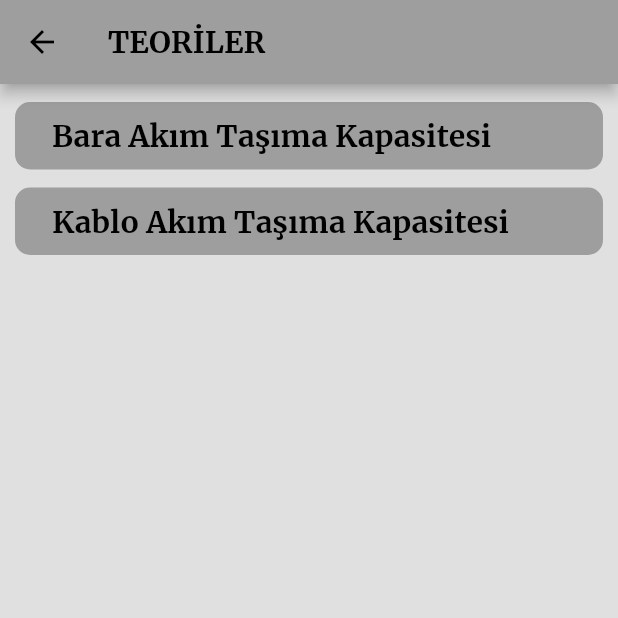
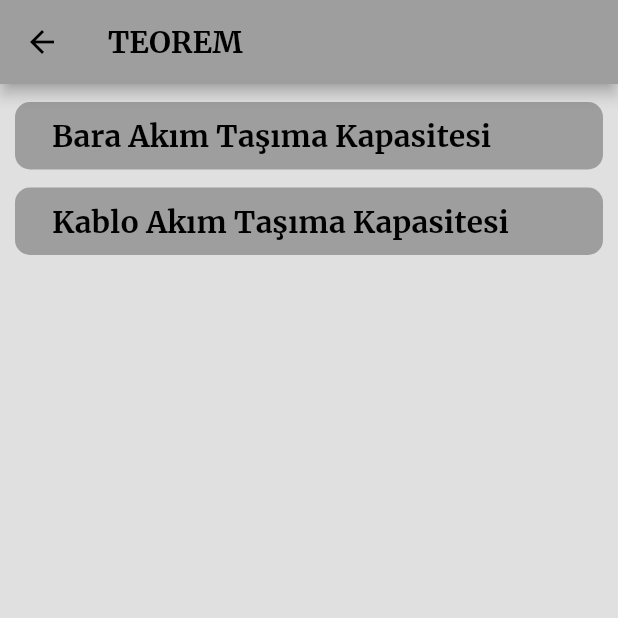
Before and after one commit to akbasmert/Flutter-ile-gerilim-dusumu-hesabi, a Flutter app: the teoriHome screen opened directly, on a phone screen of 412 x 824 dp, the top half of it. Run offline on Flutter 3.47's test engine with Material 2 defaults, Android fonts, the phone set to English and light mode, and no system bars; our stand-ins replace curved_navigation_bar, google_fonts, shared_preferences; accounts and stored records are empty.

Commit message:
baslıklarda düzeltmeler yapıldı

```diff
--- a/lib/screens/calculate_pages/calculate_home.dart
+++ b/lib/screens/calculate_pages/calculate_home.dart
@@ -20,7 +20,7 @@ class _calculateHomeState extends State<calculateHome> {
           automaticallyImplyLeading: true,
           foregroundColor: Colors.black,
           title: const Text(
-            'Hesaplamalar',
+            'HESAPLAMALAR',
             style: TextStyle(color: Colors.black, fontWeight: FontWeight.bold),
           ),
           backgroundColor: Colors.grey //Color(0xFF363f93),
--- a/lib/screens/teori_pages/teori_home.dart
+++ b/lib/screens/teori_pages/teori_home.dart
@@ -14,7 +14,7 @@ class teoriHome extends StatelessWidget {
           automaticallyImplyLeading: true,
           foregroundColor: Colors.black,
           title: const Text(
-            'TEORİLER',
+            'TEOREM',
             style: TextStyle(color: Colors.black, fontWeight: FontWeight.bold),
           ),
           backgroundColor: Colors.grey),
```
